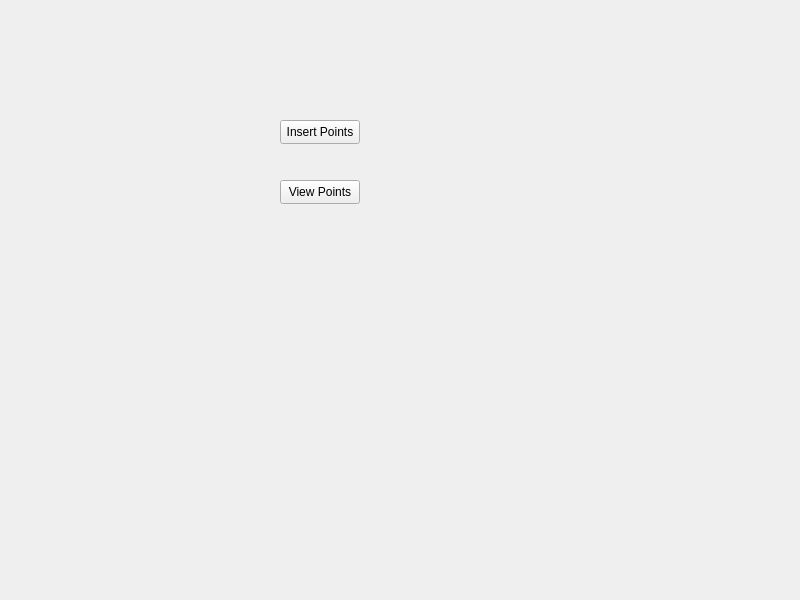
Before: the Qt Designer form geographical-system/mainwindow.ui in ahmedsilat44/Geographical-Information-Systems-with-Quad-Tree, drawn with Qt 5.
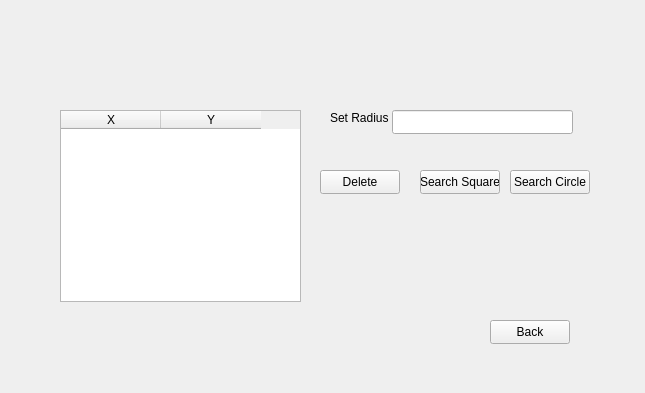
After: the same form once the commit is applied. The open tabs and pages were chosen to show the change.

What changed in the file:
```diff
--- a/geographical-system/mainwindow.ui
+++ b/geographical-system/mainwindow.ui
@@ -6,8 +6,8 @@
    <rect>
     <x>0</x>
     <y>0</y>
-    <width>800</width>
-    <height>600</height>
+    <width>645</width>
+    <height>393</height>
    </rect>
   </property>
   <property name="cursor">
@@ -16,41 +16,6 @@
   <property name="windowTitle">
    <string>Widget</string>
   </property>
-  <widget class="QPushButton" name="insertButton">
-   <property name="geometry">
-    <rect>
-     <x>280</x>
-     <y>120</y>
-     <width>80</width>
-     <height>24</height>
-    </rect>
-   </property>
-   <property name="cursor">
-    <cursorShape>SplitVCursor</cursorShape>
-   </property>
-   <property name="text">
-    <string>Insert Points</string>
-   </property>
-   <property name="autoDefault">
-    <bool>false</bool>
-   </property>
-  </widget>
-  <widget class="QPushButton" name="tableButton">
-   <property name="geometry">
-    <rect>
-     <x>280</x>
-     <y>180</y>
-     <width>80</width>
-     <height>24</height>
-    </rect>
-   </property>
-   <property name="cursor">
-    <cursorShape>PointingHandCursor</cursorShape>
-   </property>
-   <property name="text">
-    <string>View Points</string>
-   </property>
-  </widget>
   <widget class="QLabel" name="label">
    <property name="geometry">
     <rect>
@@ -64,6 +29,252 @@
     <string/>
    </property>
   </widget>
+  <widget class="QStackedWidget" name="stackedWidget">
+   <property name="geometry">
+    <rect>
+     <x>-10</x>
+     <y>30</y>
+     <width>631</width>
+     <height>381</height>
+    </rect>
+   </property>
+   <property name="cursor">
+    <cursorShape>ArrowCursor</cursorShape>
+   </property>
+   <property name="currentIndex">
+    <number>0</number>
+   </property>
+   <widget class="QWidget" name="page">
+    <widget class="QPushButton" name="insertButton">
+     <property name="geometry">
+      <rect>
+       <x>270</x>
+       <y>140</y>
+       <width>80</width>
+       <height>24</height>
+      </rect>
+     </property>
+     <property name="cursor">
+      <cursorShape>PointingHandCursor</cursorShape>
+     </property>
+     <property name="text">
+      <string>Insert Points</string>
+     </property>
+     <property name="autoDefault">
+      <bool>false</bool>
+     </property>
+    </widget>
+    <widget class="QPushButton" name="tableButton">
+     <property name="geometry">
+      <rect>
+       <x>270</x>
+       <y>200</y>
+       <width>80</width>
+       <height>24</height>
+      </rect>
+     </property>
+     <property name="cursor">
+      <cursorShape>PointingHandCursor</cursorShape>
+     </property>
+     <property name="text">
+      <string>View Points</string>
+     </property>
+    </widget>
+   </widget>
+   <widget class="QWidget" name="page_3">
+    <widget class="QTableWidget" name="tableWidget">
+     <property name="geometry">
+      <rect>
+       <x>70</x>
+       <y>80</y>
+       <width>241</width>
+       <height>192</height>
+      </rect>
+     </property>
+     <property name="selectionBehavior">
+      <enum>QAbstractItemView::SelectionBehavior::SelectRows</enum>
+     </property>
+     <column>
+      <property name="text">
+       <string>X</string>
+      </property>
+     </column>
+     <column>
+      <property name="text">
+       <string>Y</string>
+      </property>
+     </column>
+    </widget>
+    <widget class="QPushButton" name="deleteButton">
+     <property name="geometry">
+      <rect>
+       <x>330</x>
+       <y>140</y>
+       <width>80</width>
+       <height>24</height>
+      </rect>
+     </property>
+     <property name="text">
+      <string>Delete</string>
+     </property>
+    </widget>
+    <widget class="QPushButton" name="searchButton">
+     <property name="geometry">
+      <rect>
+       <x>430</x>
+       <y>140</y>
+       <width>80</width>
+       <height>24</height>
+      </rect>
+     </property>
+     <property name="text">
+      <string>Search Square</string>
+     </property>
+    </widget>
+    <widget class="QLineEdit" name="lineEdit_3">
+     <property name="geometry">
+      <rect>
+       <x>402</x>
+       <y>80</y>
+       <width>181</width>
+       <height>24</height>
+      </rect>
+     </property>
+    </widget>
+    <widget class="QPushButton" name="backButton_2">
+     <property name="geometry">
+      <rect>
+       <x>500</x>
+       <y>290</y>
+       <width>80</width>
+       <height>24</height>
+      </rect>
+     </property>
+     <property name="cursor">
+      <cursorShape>PointingHandCursor</cursorShape>
+     </property>
+     <property name="text">
+      <string>Back</string>
+     </property>
+    </widget>
+    <widget class="QLabel" name="label_4">
+     <property name="geometry">
+      <rect>
+       <x>340</x>
+       <y>80</y>
+       <width>61</width>
+       <height>16</height>
+      </rect>
+     </property>
+     <property name="text">
+      <string>Set Radius</string>
+     </property>
+    </widget>
+    <widget class="QPushButton" name="searchButton_2">
+     <property name="geometry">
+      <rect>
+       <x>520</x>
+       <y>140</y>
+       <width>80</width>
+       <height>24</height>
+      </rect>
+     </property>
+     <property name="text">
+      <string>Search Circle</string>
+     </property>
+    </widget>
+   </widget>
+   <widget class="QWidget" name="page_2">
+    <widget class="QPushButton" name="pushButton">
+     <property name="geometry">
+      <rect>
+       <x>200</x>
+       <y>280</y>
+       <width>80</width>
+       <height>24</height>
+      </rect>
+     </property>
+     <property name="text">
+      <string>Enter</string>
+     </property>
+    </widget>
+    <widget class="QLineEdit" name="lineEdit_2">
+     <property name="geometry">
+      <rect>
+       <x>350</x>
+       <y>70</y>
+       <width>113</width>
+       <height>24</height>
+      </rect>
+     </property>
+    </widget>
+    <widget class="QPushButton" name="backButton">
+     <property name="geometry">
+      <rect>
+       <x>380</x>
+       <y>280</y>
+       <width>80</width>
+       <height>24</height>
+      </rect>
+     </property>
+     <property name="cursor">
+      <cursorShape>PointingHandCursor</cursorShape>
+     </property>
+     <property name="text">
+      <string>Back</string>
+     </property>
+    </widget>
+    <widget class="QLineEdit" name="lineEdit">
+     <property name="geometry">
+      <rect>
+       <x>190</x>
+       <y>70</y>
+       <width>113</width>
+       <height>24</height>
+      </rect>
+     </property>
+    </widget>
+    <widget class="QLabel" name="label_2">
+     <property name="geometry">
+      <rect>
+       <x>330</x>
+       <y>70</y>
+       <width>49</width>
+       <height>16</height>
+      </rect>
+     </property>
+     <property name="text">
+      <string>Y:</string>
+     </property>
+    </widget>
+    <widget class="QLabel" name="label_3">
+     <property name="geometry">
+      <rect>
+       <x>160</x>
+       <y>70</y>
+       <width>49</width>
+       <height>16</height>
+      </rect>
+     </property>
+     <property name="text">
+      <string>X:</string>
+     </property>
+    </widget>
+    <widget class="QPushButton" name="pushButton_2">
+     <property name="geometry">
+      <rect>
+       <x>80</x>
+       <y>290</y>
+       <width>80</width>
+       <height>24</height>
+      </rect>
+     </property>
+     <property name="text">
+      <string>pre</string>
+     </property>
+    </widget>
+   </widget>
+  </widget>
  </widget>
  <resources/>
  <connections/>
```
